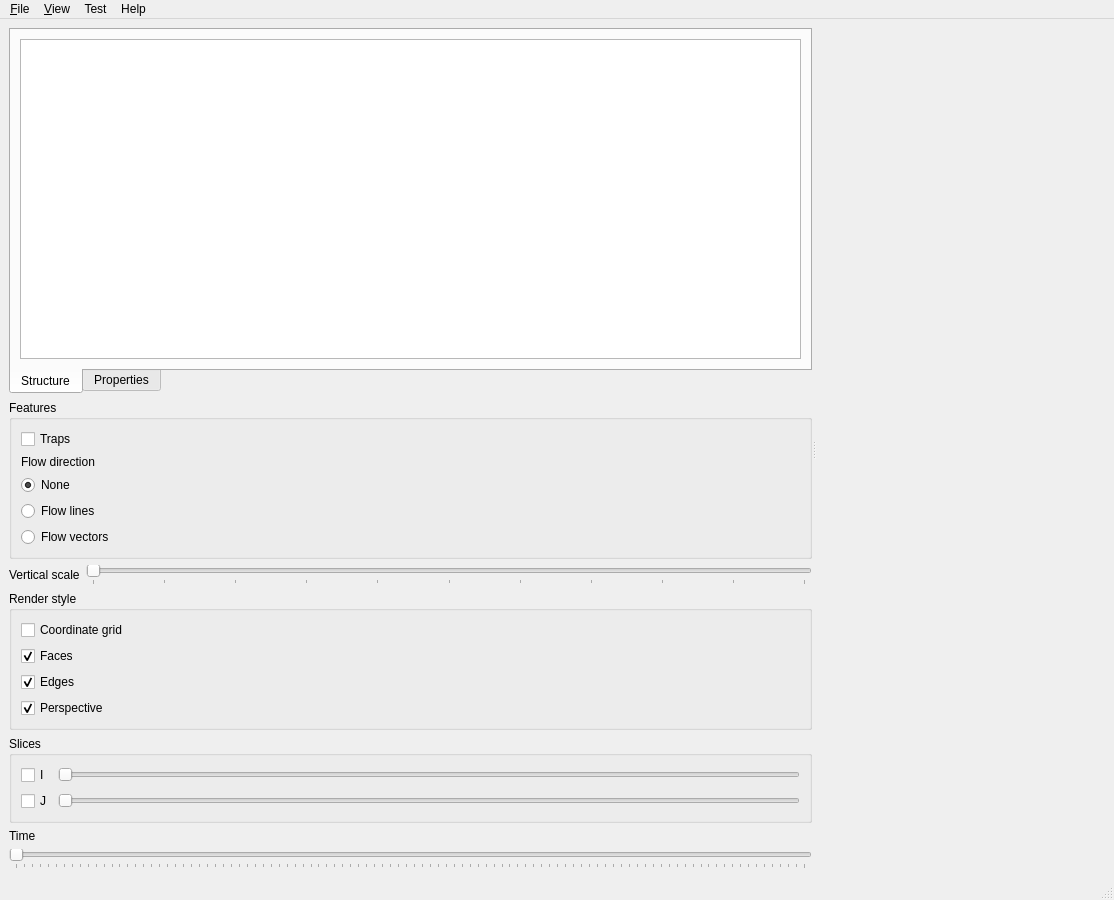
This is development/applications/4DPrototype/4DPrototype/MainWindow.ui in ArchanaKathiresanHub/Geosigns-Be-Basin-Modelling as Qt 5 draws it before an edit. The edited form follows.
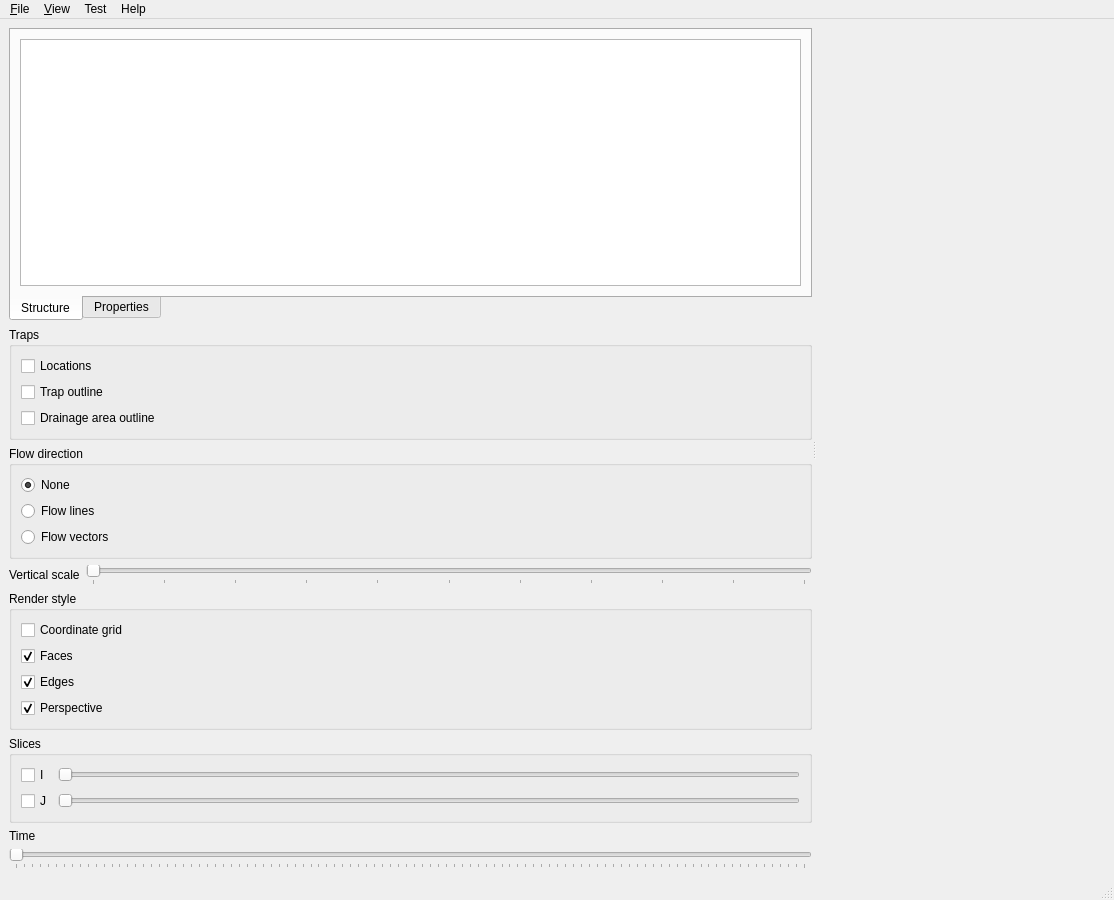
This is the edited form. Custom widgets are drawn as their Qt base class.

Commit message:
Create cell-based property outlines
work-items: #53626
git-tfs-id: [https://sede-pt-ce2.visualstudio.com/DefaultCollection]$/Basin Modeling/IBS/Trunk;C54583

```diff
--- a/development/applications/4DPrototype/4DPrototype/MainWindow.ui
+++ b/development/applications/4DPrototype/4DPrototype/MainWindow.ui
@@ -94,23 +94,39 @@
         <item>
          <widget class="QGroupBox" name="groupBoxFeatures">
           <property name="title">
-           <string>Features</string>
+           <string>Traps</string>
           </property>
-          <layout class="QVBoxLayout" name="verticalLayout_2">
+          <layout class="QVBoxLayout" name="verticalLayout_5">
            <item>
             <widget class="QCheckBox" name="checkBoxTraps">
              <property name="text">
-              <string>Traps</string>
+              <string>Locations</string>
              </property>
             </widget>
            </item>
            <item>
-            <widget class="QLabel" name="label">
+            <widget class="QCheckBox" name="checkBoxTrapOutline">
              <property name="text">
-              <string>Flow direction</string>
+              <string>Trap outline</string>
              </property>
             </widget>
            </item>
+           <item>
+            <widget class="QCheckBox" name="checkBoxDrainageOutline">
+             <property name="text">
+              <string>Drainage area outline</string>
+             </property>
+            </widget>
+           </item>
+          </layout>
+         </widget>
+        </item>
+        <item>
+         <widget class="QGroupBox" name="groupBoxFlowDir">
+          <property name="title">
+           <string>Flow direction</string>
+          </property>
+          <layout class="QVBoxLayout" name="verticalLayout_2">
            <item>
             <widget class="QRadioButton" name="radioButtonFlowVizNone">
              <property name="text">
```
Left out of the diff: 2 changed lines with no effect on the pictures. The commit also changes 12 other files.
